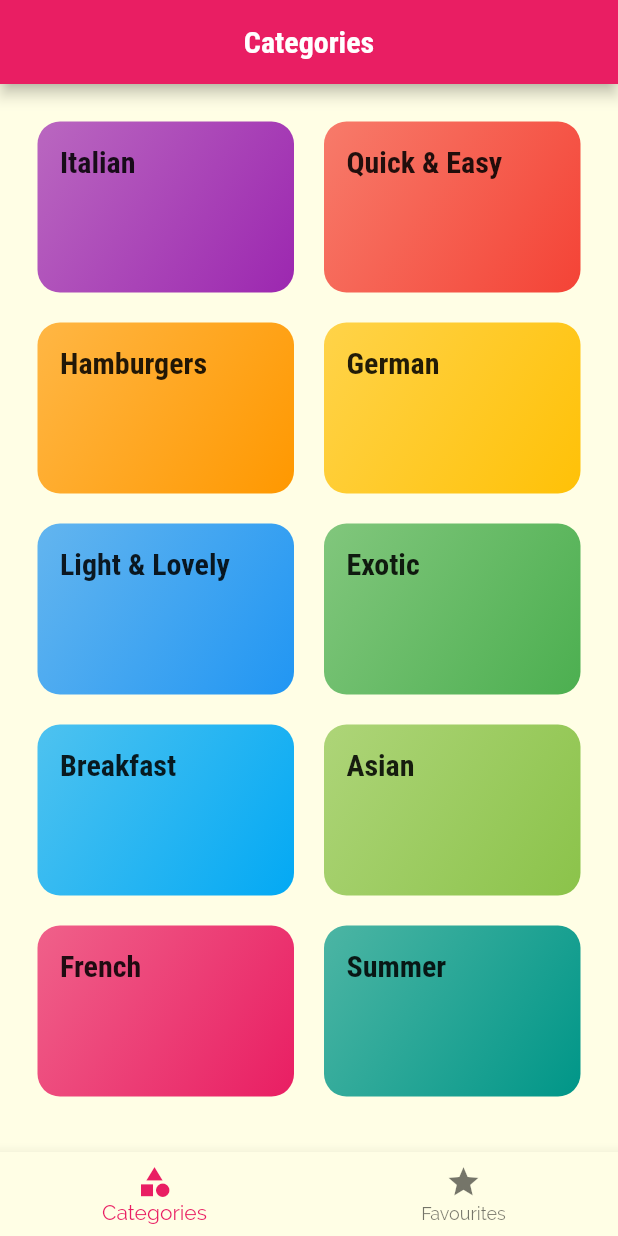
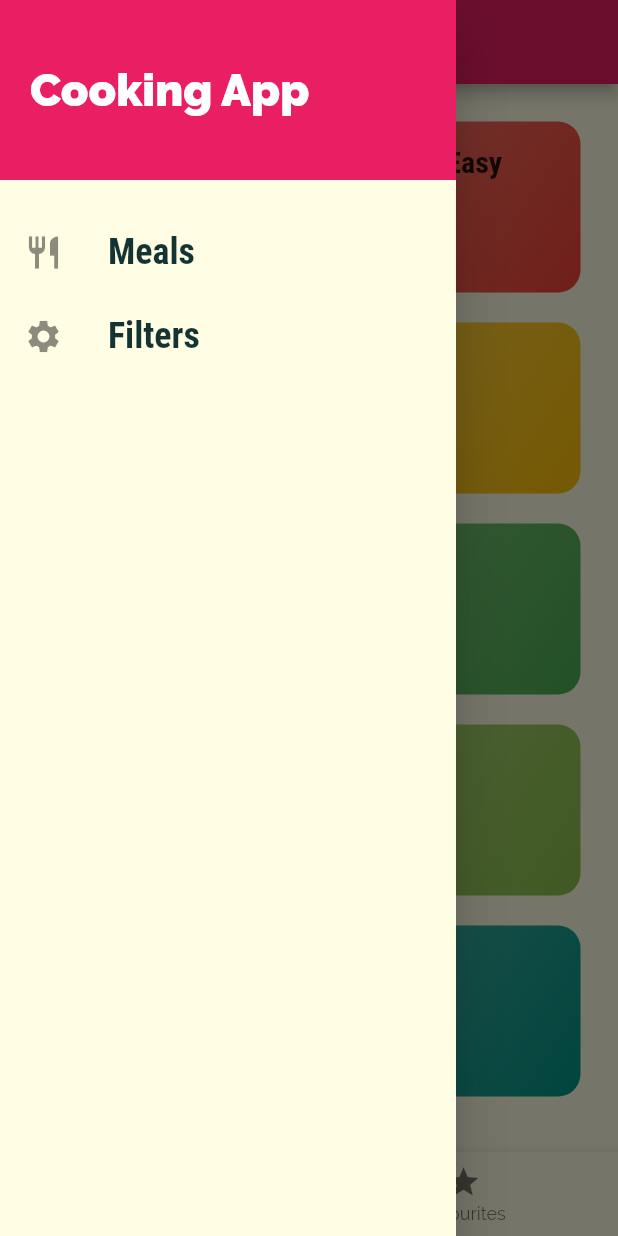
Before and after one commit to UMChannar/Flutter-Meals-App, a Flutter app: the screen it shows after launch, with the side drawer open (before the commit the screen has no drawer), on a phone screen of 412 x 824 dp. Run offline on Flutter 3.47's test engine with Material 2 defaults, Android fonts, the phone set to English and light mode, and no system bars.

Commit message:
Added Drawer

```diff
--- a/lib/main.dart
+++ b/lib/main.dart
@@ -20,7 +20,8 @@ class MyApp extends StatelessWidget {
       debugShowCheckedModeBanner: false,
       theme: ThemeData(
         colorScheme: ColorScheme.fromSwatch(
-            primarySwatch: Colors.pink, accentColor: Colors.amber),
+          primarySwatch: Colors.pink,
+        ),
         canvasColor: Color.fromRGBO(255, 254, 229, 1),
         fontFamily: 'Raleway',
         textTheme: ThemeData.light().textTheme.copyWith(
--- a/lib/screens/tabs_screen.dart
+++ b/lib/screens/tabs_screen.dart
@@ -2,6 +2,7 @@ import 'package:flutter/material.dart';
 
 import './categories_screen.dart';
 import './favourites_screen.dart';
+import '../widgets/main_drawer.dart';
 
 class TabsScreen extends StatefulWidget {
   const TabsScreen({super.key});
@@ -39,6 +40,7 @@ class _TabsScreenState extends State<TabsScreen> {
           pages[selectedPageIndex]['title'],
         ),
       ),
+      drawer: MainDrawer(),
       body: pages[selectedPageIndex]['page'],
       bottomNavigationBar: BottomNavigationBar(
         onTap: selectScreen,
--- /dev/null
+++ b/lib/widgets/main_drawer.dart
@@ -0,0 +1,61 @@
+import 'package:flutter/material.dart';
+
+class MainDrawer extends StatelessWidget {
+  const MainDrawer({super.key});
+
+  @override
+  Widget build(BuildContext context) {
+    Widget builderListTile(String title, IconData icon) {
+      return ListTile(
+        leading: Icon(
+          icon,
+          size: 26,
+        ),
+        title: Text(
+          title,
+          style: TextStyle(
+            fontFamily: 'RobotoCondensed',
+            fontSize: 24,
+            fontWeight: FontWeight.bold,
+          ),
+        ),
+        onTap: () {},
+      );
+    }
+
+    ;
+
+    return Drawer(
+      child: Column(
+        children: [
+          Container(
+            height: 120,
+            width: double.infinity,
+            padding: EdgeInsets.all(20),
+            alignment: Alignment.centerLeft,
+            color: Theme.of(context).colorScheme.secondary,
+            child: Text(
+              'Cooking App',
+              style: TextStyle(
+                fontWeight: FontWeight.w900,
+                fontSize: 30,
+                color: Colors.white,
+              ),
+            ),
+          ),
+          SizedBox(
+            height: 20,
+          ),
+          builderListTile(
+            'Meals',
+            Icons.restaurant,
+          ),
+          builderListTile(
+            'Filters',
+            Icons.settings,
+          ),
+        ],
+      ),
+    );
+  }
+}
```
